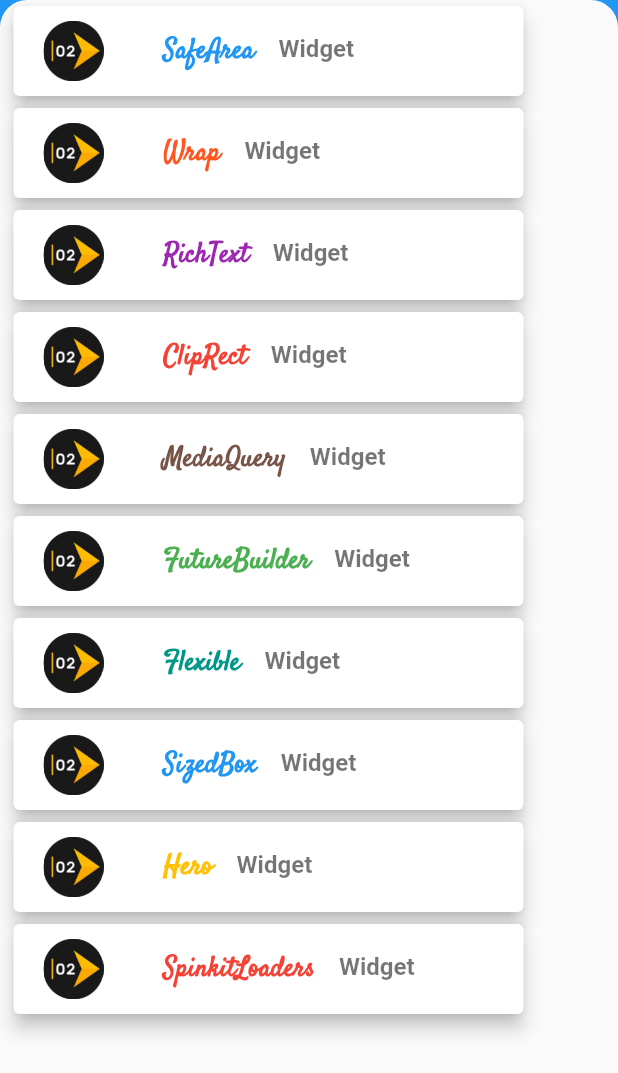
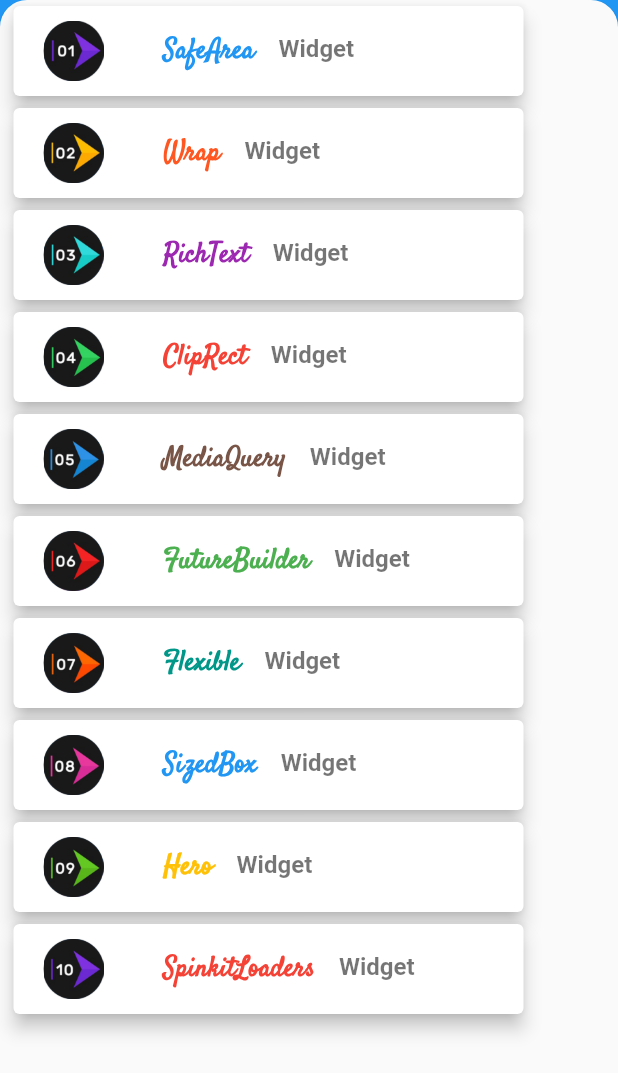
Before and after one commit to uzairleo/top10_flutter_widget, a Flutter app: the screen it shows after launch, on a phone screen of 412 x 824 dp. Shown: the top 1073 px of the screen. Run offline on Flutter 3.47's test engine with Material 2 defaults, Android fonts, the light colour scheme and no system bars; drawn by our look-alikes of backdrop; our stand-ins replace flutter_spinkit, font_awesome_flutter; Roboto replaces fonts that are missing (SpicyRice); project files that could hold a hidden picture were left out.

Commit message:
add action widget to backdrop

```diff
--- a/lib/DashBoard.dart
+++ b/lib/DashBoard.dart
@@ -1,5 +1,7 @@
 import 'package:flutter/material.dart';
 import 'package:backdrop/backdrop.dart';
+import 'package:font_awesome_flutter/font_awesome_flutter.dart';
+import 'package:top10flutterwid/Aboutme.dart';
 import 'package:top10flutterwid/BackHome.dart';
 import 'package:top10flutterwid/Home.dart';
 
@@ -21,9 +23,11 @@ class _DashBoardState extends State<DashBoard> {
   @override
   Widget build(BuildContext context) {
     return BackdropScaffold(
-      // actions: <Widget>[
-      // IconButton(icon: Icon(Icons.ac_unit),onPressed: ()=>{},)
-      // ],
+      actions: <Widget>[
+      IconButton(icon: Icon(FontAwesomeIcons.meh),onPressed: (){
+        aboutme(context);
+      },)
+      ],
       frontLayerBorderRadius: BorderRadius.only(
           topLeft: Radius.circular(18.0), topRight: Radius.circular(18.0)),
       headerHeight: 50.0,
--- a/lib/Home.dart
+++ b/lib/Home.dart
@@ -37,7 +37,7 @@ class _HomeState extends State<Home> {
     );
   }
 
-  _customListTile(Color widgetColor, Color splashColor, String widgetName,var bullets) {
+  _customListTile(Color widgetColor, Color splashColor, String widgetName,String bullets) {
     return Row(
       mainAxisAlignment: MainAxisAlignment.start,
       // crossAxisAlignment: CrossAxisAlignment.stretch,
@@ -77,7 +77,7 @@ class _HomeState extends State<Home> {
                       tag: widgetName,
                       child: CircleAvatar(
                           child: Image.asset(
-                        ('images/bullets/2.png'),
+                        ('images/bullets/$bullets.png'),
                       )),
                     ),
                   ),
@@ -110,7 +110,7 @@ class _HomeState extends State<Home> {
     );
   }
 
-  void _navigateto(BuildContext context, String tag,[var bullets]) {
+  void _navigateto(BuildContext context, String tag,String bullets) {
     Navigator.push(
         context,
         MaterialPageRoute(
@@ -122,7 +122,7 @@ class _HomeState extends State<Home> {
                       key: _hKey,
                       tag: tag,
                       child: Image.asset(
-                        ('images/bullets/2.png'),
+                        ('images/bullets/$bullets.png'),
                       ),
                     ),
                   ),
```
